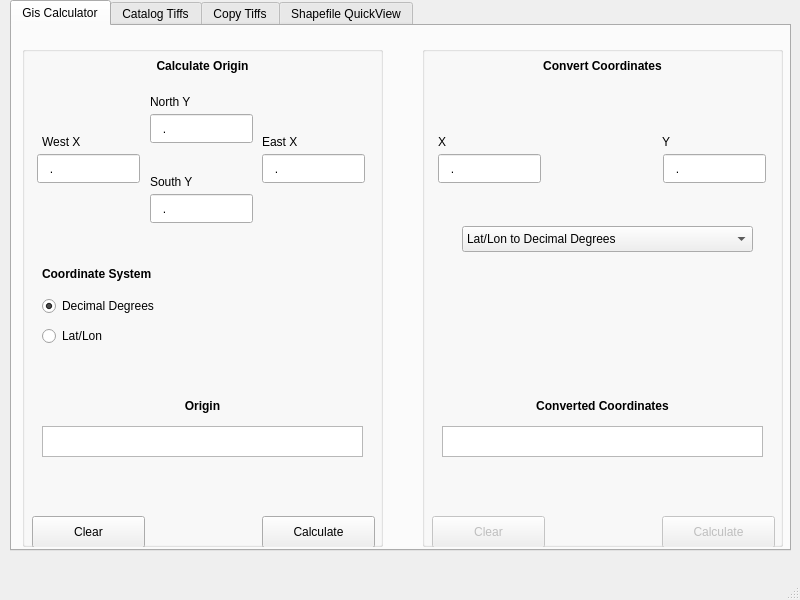
minorsecond/GIS-Helper, file gisHelperGui.ui: the form before one commit.
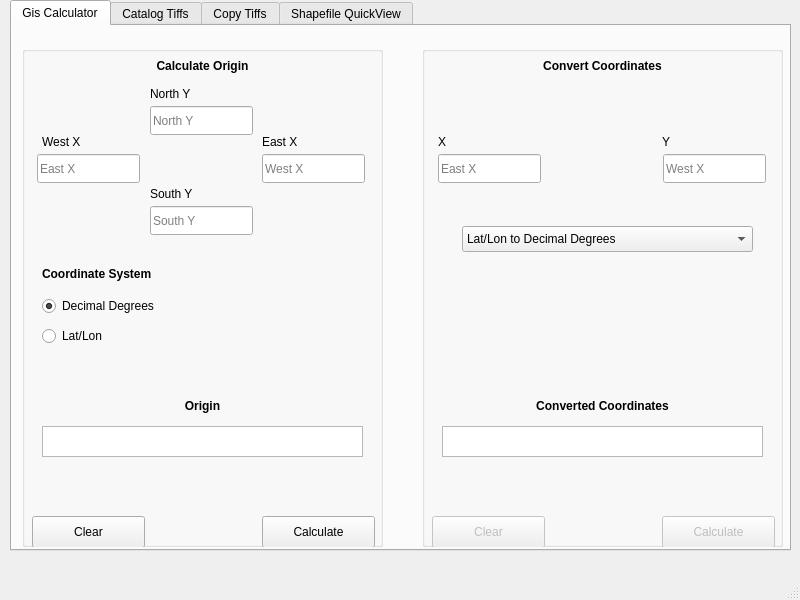
The form after the commit.

Commit message: Change defauly MyApp class name to gishelper.

```diff
--- a/gisHelperGui.ui
+++ b/gisHelperGui.ui
@@ -207,10 +207,10 @@
         </rect>
        </property>
        <property name="inputMask">
-        <string>999.9999</string>
+        <string/>
        </property>
        <property name="text">
-        <string>.</string>
+        <string/>
        </property>
        <property name="maxLength">
         <number>8</number>
@@ -232,7 +232,7 @@
         </rect>
        </property>
        <property name="inputMask">
-        <string>999.9999</string>
+        <string/>
        </property>
        <property name="maxLength">
         <number>8</number>
@@ -248,7 +248,7 @@
        <property name="geometry">
         <rect>
          <x>128</x>
-         <y>68</y>
+         <y>60</y>
          <width>103</width>
          <height>29</height>
         </rect>
@@ -260,10 +260,10 @@
         <bool>false</bool>
        </property>
        <property name="inputMask">
-        <string>999.9999</string>
+        <string/>
        </property>
        <property name="text">
-        <string>.</string>
+        <string/>
        </property>
        <property name="maxLength">
         <number>8</number>
@@ -282,13 +282,13 @@
        <property name="geometry">
         <rect>
          <x>128</x>
-         <y>148</y>
+         <y>160</y>
          <width>103</width>
          <height>29</height>
         </rect>
        </property>
        <property name="inputMask">
-        <string>999.9999</string>
+        <string/>
        </property>
        <property name="maxLength">
         <number>8</number>
@@ -330,7 +330,7 @@
        <property name="geometry">
         <rect>
          <x>128</x>
-         <y>48</y>
+         <y>40</y>
          <width>59</width>
          <height>16</height>
         </rect>
@@ -343,7 +343,7 @@
        <property name="geometry">
         <rect>
          <x>128</x>
-         <y>128</y>
+         <y>140</y>
          <width>59</width>
          <height>16</height>
         </rect>
@@ -453,7 +453,7 @@
         </rect>
        </property>
        <property name="inputMask">
-        <string>999.9999</string>
+        <string/>
        </property>
        <property name="maxLength">
         <number>8</number>
@@ -475,10 +475,10 @@
         </rect>
        </property>
        <property name="inputMask">
-        <string>999.9999</string>
+        <string/>
        </property>
        <property name="text">
-        <string>.</string>
+        <string/>
        </property>
        <property name="maxLength">
         <number>8</number>
```
Left out of the diff: 12 changed lines with no effect on the pictures. The commit also changes 1 other file.
